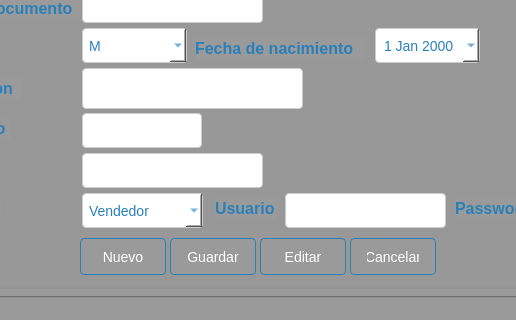
CodeDrTech/DevelopPython, file Sistema de ventas/ui/FrmEmpleado.ui: the form before one commit; both pictures show x 87 to 603 and y 193 to 513 of the 806 by 513 pixel window.
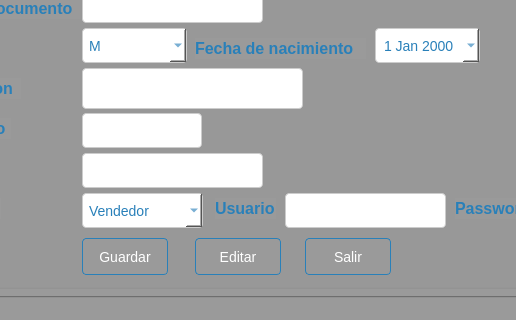
The form after the commit. The open tabs and pages were chosen to show the change.

```diff
--- a/Sistema de ventas/ui/FrmEmpleado.ui
+++ b/Sistema de ventas/ui/FrmEmpleado.ui
@@ -482,47 +482,10 @@
         <string>Direccion</string>
        </property>
       </widget>
-      <widget class="QPushButton" name="btnNuevo">
-       <property name="geometry">
-        <rect>
-         <x>145</x>
-         <y>350</y>
-         <width>86</width>
-         <height>37</height>
-        </rect>
-       </property>
-       <property name="styleSheet">
-        <string notr="true">QPushButton {
-    background: qlineargradient(x1: 0, y1: 0, x2: 0, y2: 1,
-                                 stop: 0 #5DADE2, stop: 1 #2980b9);
-    color: #ffffff;
-    border: 1px solid #2980b9;
-    padding: 8px 16px;
-    border-radius: 4px;
-    font-size: 14px;
-}
-
-QPushButton:hover {
-    background: qlineargradient(x1: 0, y1: 0, x2: 0, y2: 1,
-                                 stop: 0 #4DA8DB, stop: 1 #2471a3);
-    border: 1px solid #2471a3;
-}
-
-QPushButton:pressed {
-    background: qlineargradient(x1: 0, y1: 0, x2: 0, y2: 1,
-                                 stop: 0 #3C89B4, stop: 1 #1f618d);
-    border: 1px solid #1f618d;
-}
-</string>
-       </property>
-       <property name="text">
-        <string>Nuevo</string>
-       </property>
-      </widget>
       <widget class="QPushButton" name="btnEditar">
        <property name="geometry">
         <rect>
-         <x>325</x>
+         <x>260</x>
          <y>350</y>
          <width>86</width>
          <height>37</height>
@@ -559,7 +522,7 @@
       <widget class="QPushButton" name="btnGuardar">
        <property name="geometry">
         <rect>
-         <x>235</x>
+         <x>147</x>
          <y>350</y>
          <width>86</width>
          <height>37</height>
@@ -596,7 +559,7 @@
       <widget class="QPushButton" name="btnCancelar">
        <property name="geometry">
         <rect>
-         <x>415</x>
+         <x>370</x>
          <y>350</y>
          <width>86</width>
          <height>37</height>
@@ -627,7 +590,10 @@
 </string>
        </property>
        <property name="text">
-        <string>Cancelar</string>
+        <string>Salir</string>
+       </property>
+       <property name="shortcut">
+        <string>Esc</string>
        </property>
       </widget>
       <widget class="QLineEdit" name="txtCodigo">
```
Left out of the diff: 32 changed lines with no effect on the pictures.
